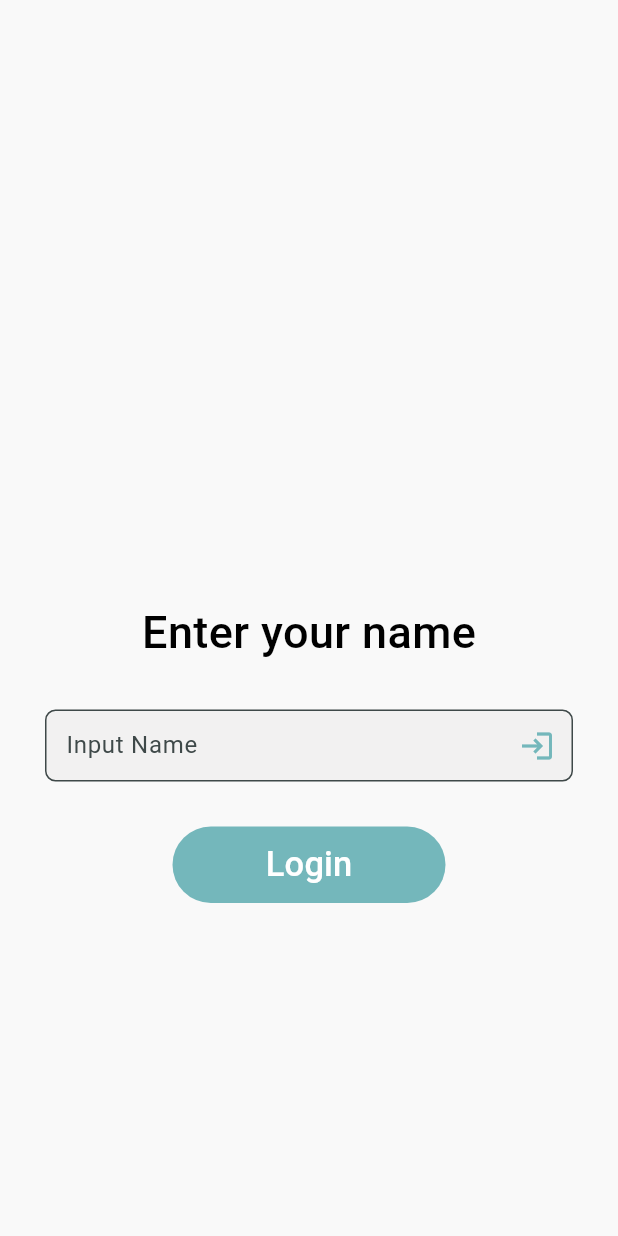
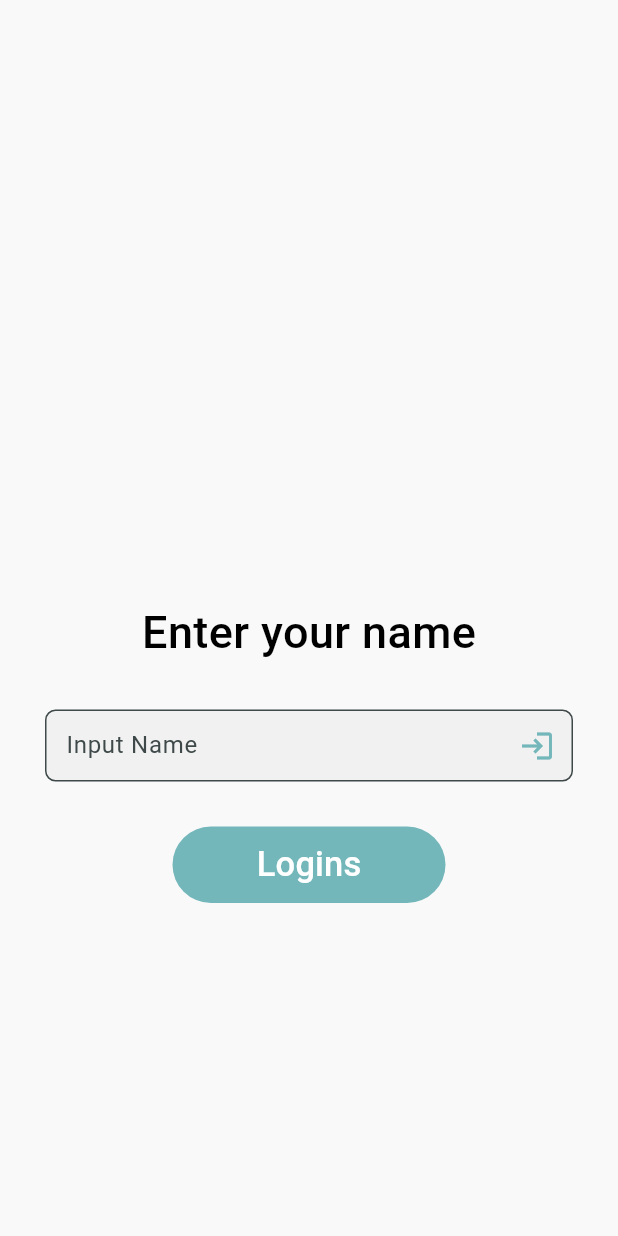
Before and after one commit to wilsone24/My-Best-Self, a Flutter app: the screen it shows after launch, on a phone screen of 412 x 824 dp. Run offline on Flutter 3.47's test engine with Material 3 defaults, Android fonts, the phone set to English and light mode, and no system bars.

Commit message:
Refactor login_page.dart: Adjust button text in LoginPage

```diff
--- a/lib/ui/pages/login_page.dart
+++ b/lib/ui/pages/login_page.dart
@@ -43,7 +43,7 @@ class LoginPage extends StatelessWidget {
                 child: const Padding(
                   padding: EdgeInsetsDirectional.symmetric(vertical: 9),
                   child: Text(
-                    'Login',
+                    'Logins',
                     style: TextStyle(fontSize: 23, fontWeight: FontWeight.w500),
                   ),
                 )),
```
